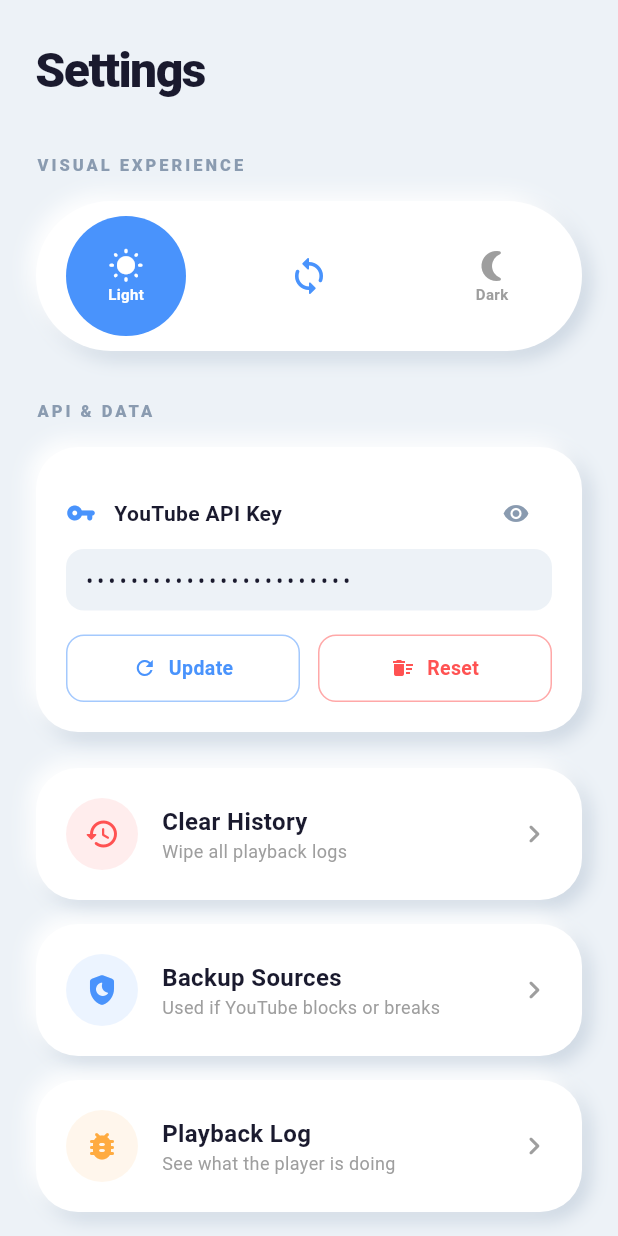
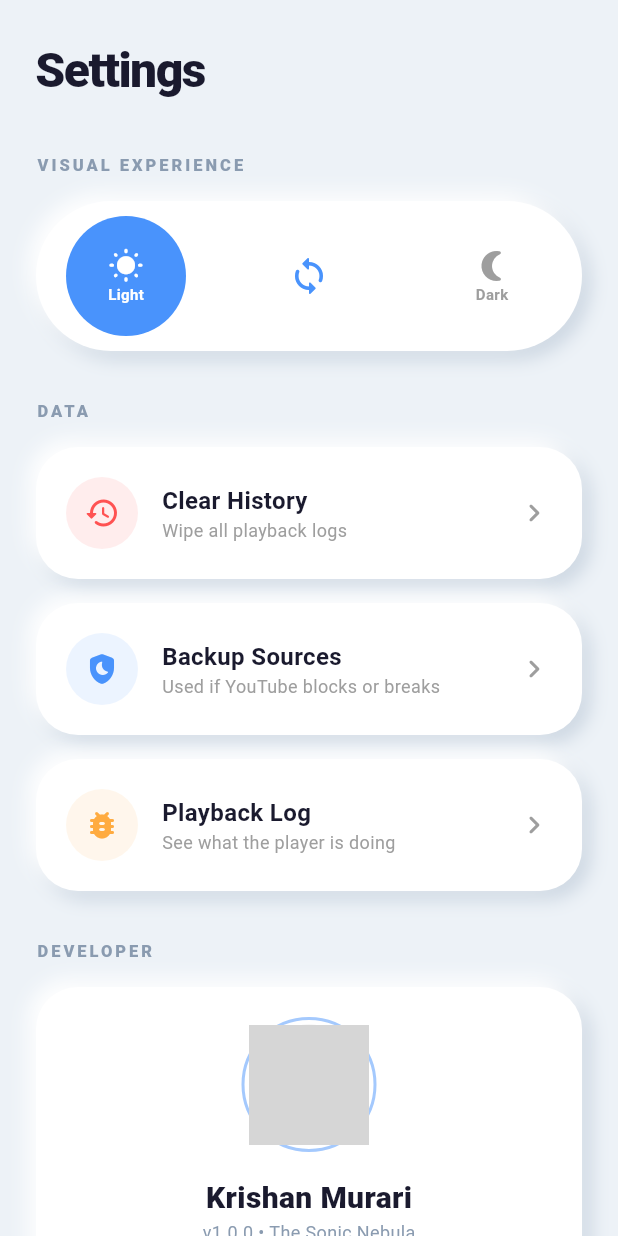
Before and after one commit to krishanmurariji/Nebula, a Flutter app: the SettingsScreen screen opened directly with empty values, on a phone screen of 412 x 824 dp. Run offline on Flutter 3.47's test engine with Material 3 defaults, Android fonts, the phone set to English and light mode, and no system bars; our stand-ins replace audio_service, cached_network_image, flutter_riverpod, font_awesome_flutter, just_audio, shared_preferences; missing offline and left inert: flutter_volume_controller, youtube_explode_dart; accounts and stored records are empty; network calls fail; grey boxes are pictures that could not be loaded.

Commit message:
Remove YouTube Data API key; search via youtube_explode_dart
The key was never used for playback, but it powered search (and gated
app entry via onboarding). Search now uses youtube_explode_dart's
keyless search, so there is no key, no onboarding step and no daily
quota (~100 searches/day with the Data API).

- Add YoutubeSearchService (retry once, 15s timeout, drops live streams
  and >20 min mixes, friendly error messages)
- Remove api_key_provider, onboarding_screen, youtube_api_service,
  Song.fromJson and the API key card in Settings
- App starts directly on the main screen
- Update README

Co-Authored-By: Claude Sonnet 5.5 <noreply@anthropic.com>
Claude-Session: https://claude.ai/code/session_01SGfoabRJQBy9Ss45sEHeBa

```diff
--- a/lib/app.dart
+++ b/lib/app.dart
@@ -1,9 +1,7 @@
 import 'package:flutter/material.dart';
 import 'package:flutter_riverpod/flutter_riverpod.dart';
-import 'providers/api_key_provider.dart';
 import 'providers/player_provider.dart';
 import 'providers/theme_provider.dart';
-import 'screens/onboarding_screen.dart';
 import 'screens/main_shell.dart';
 
 final GlobalKey<ScaffoldMessengerState> _messengerKey =
@@ -14,7 +12,6 @@ class NebulaApp extends ConsumerWidget {
 
   @override
   Widget build(BuildContext context, WidgetRef ref) {
-    final hasKey   = ref.watch(hasApiKeyProvider);
     final themeMode = ref.watch(themeProvider);
     ref.listen<String?>(playerProvider.select((s) => s.notice), (_, n) {
       if (n == null) return;
@@ -30,7 +27,7 @@ class NebulaApp extends ConsumerWidget {
       themeMode: themeMode,
       theme: _light(),
       darkTheme: _dark(),
-      home: hasKey ? const MainShell() : const OnboardingScreen(),
+      home: const MainShell(),
     );
   }
 
--- a/lib/providers/api_key_provider.dart
+++ /dev/null
@@ -1,50 +0,0 @@
-import 'package:flutter_riverpod/flutter_riverpod.dart';
-import 'package:shared_preferences/shared_preferences.dart';
-import 'package:http/http.dart' as http;
-
-const _kKey = 'nebula_api_key';
-
-final apiKeyProvider =
-    StateNotifierProvider<ApiKeyNotifier, String>((ref) => ApiKeyNotifier());
-
-final hasApiKeyProvider =
-    Provider<bool>((ref) => ref.watch(apiKeyProvider).isNotEmpty);
-
-class ApiKeyNotifier extends StateNotifier<String> {
-  ApiKeyNotifier() : super('') { _load(); }
-
-  Future<void> _load() async {
-    final p = await SharedPreferences.getInstance();
-    state = p.getString(_kKey) ?? '';
-  }
-
-  Future<String?> validateAndSave(String key) async {
-    final k = key.trim();
-    if (k.isEmpty) return 'Please enter your API key.';
-    if (!k.startsWith('AIza')) return 'Key should start with "AIza".';
-    try {
-      final uri = Uri.parse('https://www.googleapis.com/youtube/v3/search')
-          .replace(queryParameters: {
-        'part': 'snippet', 'q': 'test', 'maxResults': '1', 'key': k,
-      });
-      final res = await http.get(uri).timeout(const Duration(seconds: 10));
-      if (res.statusCode == 200 || res.statusCode == 400) {
-        final p = await SharedPreferences.getInstance();
-        await p.setString(_kKey, k);
-        state = k;
-        return null;
-      } else if (res.statusCode == 403) {
-        return 'Key invalid or no YouTube API access.';
-      }
-      return 'Validation failed (HTTP ${res.statusCode}).';
-    } catch (_) {
-      return 'Network error. Check your connection.';
-    }
-  }
-
-  Future<void> clear() async {
-    final p = await SharedPreferences.getInstance();
-    await p.remove(_kKey);
-    state = '';
-  }
-}
--- a/lib/providers/search_provider.dart
+++ b/lib/providers/search_provider.dart
@@ -1,7 +1,6 @@
 import 'package:flutter_riverpod/flutter_riverpod.dart';
 import '../models/song.dart';
-import '../services/youtube_api_service.dart';
-import 'api_key_provider.dart';
+import '../services/youtube_search_service.dart';
 
 enum SearchStatus { idle, loading, loaded, error }
 
@@ -24,6 +23,9 @@ class SearchState {
   );
 }
 
+final searchServiceProvider =
+    Provider<YoutubeSearchService>((ref) => YoutubeSearchService());
+
 class SearchNotifier extends StateNotifier<SearchState> {
   final Ref _ref;
   SearchNotifier(this._ref) : super(const SearchState());
@@ -32,8 +34,7 @@ class SearchNotifier extends StateNotifier<SearchState> {
     if (query.trim().isEmpty) { state = const SearchState(); return; }
     state = state.copyWith(status: SearchStatus.loading, query: query, error: null);
     try {
-      final key     = _ref.read(apiKeyProvider);
-      final results = await YoutubeApiService(apiKey: key).searchSongs(query);
+      final results = await _ref.read(searchServiceProvider).searchSongs(query);
       state = state.copyWith(status: SearchStatus.loaded, results: results);
     } catch (e) {
       state = state.copyWith(status: SearchStatus.error, error: e.toString());
--- a/lib/screens/settings_screen.dart
+++ b/lib/screens/settings_screen.dart
@@ -3,10 +3,8 @@ import 'package:flutter_riverpod/flutter_riverpod.dart';
 import 'package:url_launcher/url_launcher.dart';
 import 'package:cached_network_image/cached_network_image.dart';
 import 'package:font_awesome_flutter/font_awesome_flutter.dart';
-import '../providers/api_key_provider.dart';
 import '../providers/library_provider.dart';
 import '../providers/theme_provider.dart';
-import 'onboarding_screen.dart';
 import 'playback_log_screen.dart';
 import 'mini_player.dart';
 
@@ -19,7 +17,6 @@ class SettingsScreen extends ConsumerStatefulWidget {
 }
 
 class _SettingsScreenState extends ConsumerState<SettingsScreen> with TickerProviderStateMixin {
-  bool _showKey = false;
 
   Future<void> _launchUrl(String url) async {
     final Uri uri = Uri.parse(url);
@@ -34,7 +31,6 @@ class _SettingsScreenState extends ConsumerState<SettingsScreen> with TickerProv
 
   @override
   Widget build(BuildContext context) {
-    final apiKey = ref.watch(apiKeyProvider);
     final isDark = ref.watch(themeProvider) == ThemeMode.dark;
 
     // Theme Colors
@@ -81,72 +77,8 @@ class _SettingsScreenState extends ConsumerState<SettingsScreen> with TickerProv
 
                     const SizedBox(height: 32),
 
-                    // ── API INTEGRATION ────────────────────────────────────────
-                    _SectionLabel('API & DATA', mutedCol),
+                    _SectionLabel('DATA', mutedCol),
                     const SizedBox(height: 16),
-                    _NeumorphicContainer(
-                      cardBg: cardBg,
-                      shadowD: shadowD,
-                      shadowL: shadowL,
-                      child: Column(
-                        children: [
-                          Row(
-                            children: [
-                              const Icon(Icons.vpn_key_rounded,
-                                  color: Color(0xFF4993FC), size: 20),
-                              const SizedBox(width: 12),
-                              Text('YouTube API Key',
-                                  style: TextStyle(
-                                      color: textCol, fontWeight: FontWeight.bold)),
-                              const Spacer(),
-                              IconButton(
-                                icon: Icon(_showKey ? Icons.visibility_off : Icons.visibility,
-                                    color: mutedCol, size: 18),
-                                onPressed: () => setState(() => _showKey = !_showKey),
-                              )
-                            ],
-                          ),
-                          Container(
-                            width: double.infinity,
-                            padding: const EdgeInsets.all(12),
-                            decoration: BoxDecoration(
-                                color: bg, borderRadius: BorderRadius.circular(12)),
-                            child: Text(
-                              _showKey
-                                  ? (apiKey.isEmpty ? "Not configured" : apiKey)
-                                  : "••••••••••••••••••••••••",
-                              style: TextStyle(
-                                  fontFamily: 'monospace',
-                                  fontSize: 12,
-                                  color: textCol),
-                            ),
-                          ),
-                          const SizedBox(height: 16),
-                          Row(
-                            children: [
-                              Expanded(
-                                  child: _ActionBtn(
-                                      label: 'Update',
-                                      icon: Icons.refresh,
-                                      onTap: () => Navigator.push(
-                                          context,
-                                          MaterialPageRoute(
-                                              builder: (_) => const OnboardingScreen())))),
-                              const SizedBox(width: 12),
-                              Expanded(
-                                  child: _ActionBtn(
-                                      label: 'Reset',
-                                      icon: Icons.delete_sweep,
-                                      isDanger: true,
-                                      onTap: () =>
-                                          ref.read(apiKeyProvider.notifier).clear())),
-                            ],
-                          )
-                        ],
-                      ),
-                    ),
-
-                    const SizedBox(height: 24),
 
                     // ── MEMORY & STORAGE ───────────────────────────────────────
                     _MemoryCard(
@@ -469,46 +401,3 @@ class _SocialCircle extends StatelessWidget {
     );
   }
 }
-
-class _ActionBtn extends StatelessWidget {
-  final String label;
-  final IconData icon;
-  final bool isDanger;
-  final VoidCallback onTap;
-  const _ActionBtn(
-      {required this.label, required this.icon, this.isDanger = false, required this.onTap});
-
-  @override
-  Widget build(BuildContext context) {
-    return Material(
-      color: Colors.transparent,
-      child: InkWell(
-        onTap: onTap,
-        borderRadius: BorderRadius.circular(12),
-        child: Container(
-          padding: const EdgeInsets.symmetric(vertical: 12),
-          decoration: BoxDecoration(
-            border: Border.all(
-                color: isDanger
-                    ? Colors.redAccent.withOpacity(0.5)
-                    : const Color(0xFF4993FC).withOpacity(0.5)),
-            borderRadius: BorderRadius.circular(12),
-          ),
-          child: Row(
-            mainAxisAlignment: MainAxisAlignment.center,
-            children: [
-              Icon(icon,
-                  size: 16, color: isDanger ? Colors.redAccent : const Color(0xFF4993FC)),
-              const SizedBox(width: 8),
-              Text(label,
-                  style: TextStyle(
-                      fontSize: 13,
-                      fontWeight: FontWeight.bold,
-                      color: isDanger ? Colors.redAccent : const Color(0xFF4993FC))),
-            ],
-          ),
-        ),
-      ),
-    );
-  }
-}
```
Also changed, not shown: lib/models/song.dart (+1 -23 lines), lib/screens/onboarding_screen.dart (deleted, +0 -164 lines), lib/services/youtube_api_service.dart (deleted, +0 -31 lines), lib/services/youtube_search_service.dart (added, +60 -0 lines), 2 other files.
